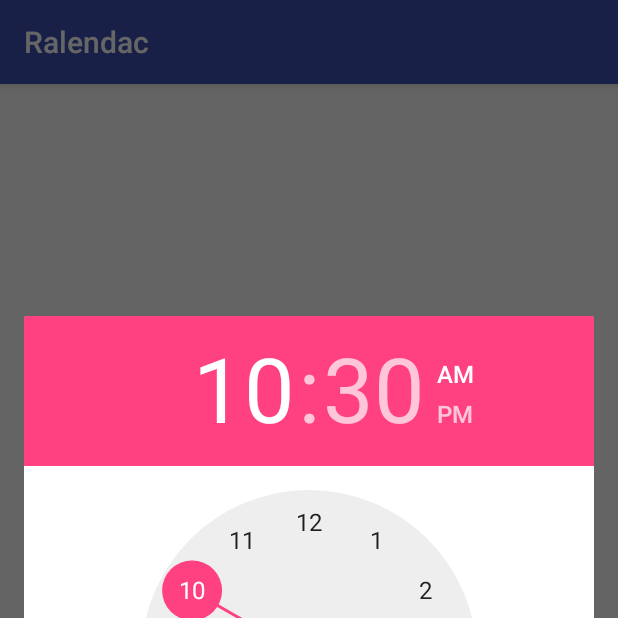
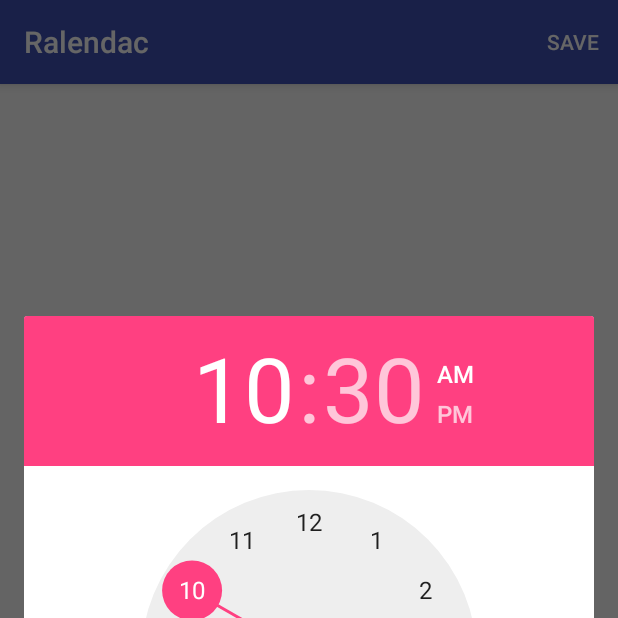
Before and after one commit to marvinyan/ralendac, an Android app: the screen it shows after launch (MainActivity), after a tap on an icon or button, on a phone screen of 412 x 824 dp, the top half of it. Run offline under Robolectric (Android 15) with nearby library versions, the phone set to English and light mode, and no system bars.

Commit message:
Add event save button and keyboard hiding

```diff
--- a/CalendarMobile/app/src/main/java/me/marvinyan/ralendac/MainActivity.java
+++ b/CalendarMobile/app/src/main/java/me/marvinyan/ralendac/MainActivity.java
@@ -1,9 +1,13 @@
 package me.marvinyan.ralendac;
 
 import android.app.TimePickerDialog;
+import android.content.Context;
 import android.os.Bundle;
 import android.support.v7.app.AppCompatActivity;
+import android.view.Menu;
+import android.view.MenuInflater;
 import android.view.View;
+import android.view.inputmethod.InputMethodManager;
 import android.widget.EditText;
 import android.widget.TextView;
 import android.widget.TimePicker;
@@ -34,6 +38,16 @@ public class MainActivity extends AppCompatActivity {
         mStartTimeTextView = findViewById(R.id.tv_start_time);
         mEndTimeTextView = findViewById(R.id.tv_end_time);
 
+        // Hide keyboard when clicking outside of description EditText
+        mDescriptionEditText.setOnFocusChangeListener(new View.OnFocusChangeListener() {
+            @Override
+            public void onFocusChange(View view, boolean focused) {
+                if (!focused) {
+                    hideKeyboard(view);
+                }
+            }
+        });
+
         Calendar cal = Calendar.getInstance();
         int hour = cal.get(Calendar.HOUR_OF_DAY);
         int minute = cal.get(Calendar.MINUTE);
@@ -56,7 +70,14 @@ public class MainActivity extends AppCompatActivity {
         updateTimeTextViews();
     }
 
-    public void displayTimePickerDialog(final View view) {
+    @Override
+    public boolean onCreateOptionsMenu(Menu menu) {
+        MenuInflater menuInflater = getMenuInflater();
+        menuInflater.inflate(R.menu.event, menu);
+        return true;
+    }
+
+    public void displayTimePickerDialog(View view) {
         mDescriptionEditText.clearFocus();
 
         /*
@@ -103,6 +124,13 @@ public class MainActivity extends AppCompatActivity {
         timePickerDialog.show();
     }
 
+    private void hideKeyboard(View view) {
+        InputMethodManager imm = (InputMethodManager) getSystemService(Context.INPUT_METHOD_SERVICE);
+        if (imm != null) {
+            imm.hideSoftInputFromWindow(view.getWindowToken(), 0);
+        }
+    }
+
     private void updateTimeTextViews() {
         SimpleDateFormat timeFormat = new SimpleDateFormat("h:mm a", Locale.US);
         Calendar cal = Calendar.getInstance();
--- a/CalendarMobile/app/src/main/res/layout/activity_main.xml
+++ b/CalendarMobile/app/src/main/res/layout/activity_main.xml
@@ -1,11 +1,13 @@
 <?xml version="1.0" encoding="utf-8"?>
 <LinearLayout xmlns:android="http://schemas.android.com/apk/res/android"
     xmlns:tools="http://schemas.android.com/tools"
+    android:id="@+id/layout_event"
     android:layout_width="match_parent"
     android:layout_height="match_parent"
     android:gravity="center_vertical"
     android:focusable="true"
     android:focusableInTouchMode="true"
+    android:clickable="true"
     android:orientation="vertical"
     tools:context=".MainActivity">
 
--- /dev/null
+++ b/CalendarMobile/app/src/main/res/menu/event.xml
@@ -0,0 +1,10 @@
+<?xml version="1.0" encoding="utf-8"?>
+<menu xmlns:android="http://schemas.android.com/apk/res/android"
+    xmlns:app="http://schemas.android.com/apk/res-auto">
+
+    <item
+        android:id="@+id/action_save"
+        android:orderInCategory="1"
+        android:title="@string/action_save"
+        app:showAsAction="always" />
+</menu>
--- a/CalendarMobile/app/src/main/res/values/strings.xml
+++ b/CalendarMobile/app/src/main/res/values/strings.xml
@@ -1,3 +1,4 @@
 <resources>
     <string name="app_name">Ralendac</string>
+    <string name="action_save">Save</string>
 </resources>
```
